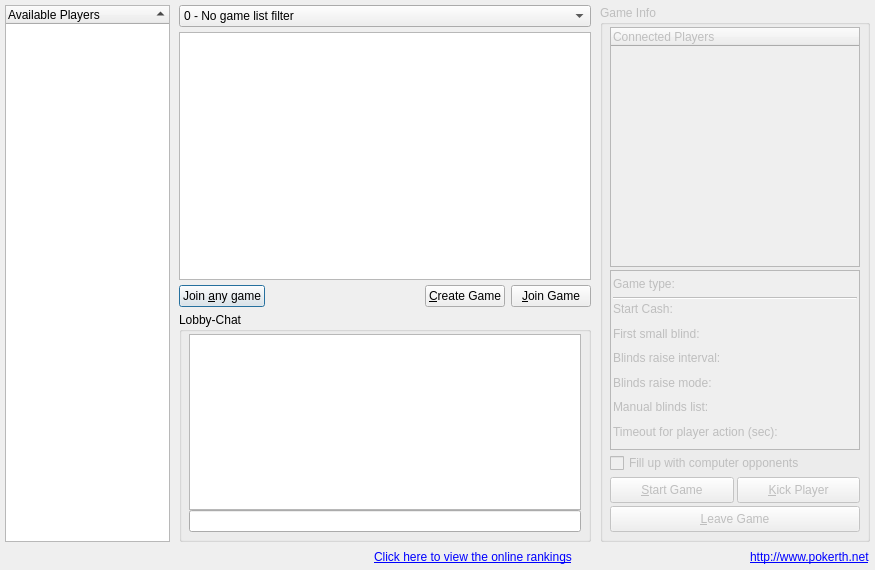
Before: the Qt Designer form src/gui/qt/gamelobbydialog.ui in pokerth/pokerth, drawn with Qt 5.
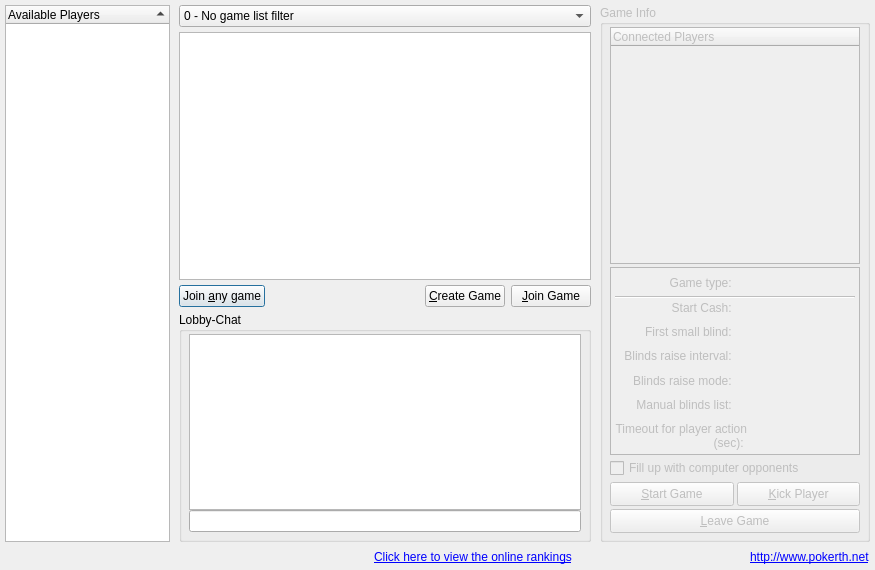
After: the same form once the commit is applied. Icons and pictures are not drawn.

Commit message: lobby game desc. enhancements - wordwrap to avoid horizontal scrolling

```diff
--- a/src/gui/qt/gamelobbydialog.ui
+++ b/src/gui/qt/gamelobbydialog.ui
@@ -375,14 +375,14 @@
        <number>7</number>
       </property>
       <property name="bottomMargin">
-       <number>7</number>
+       <number>6</number>
       </property>
       <item>
        <widget class="QTreeWidget" name="treeWidget_connectedPlayers">
         <property name="minimumSize">
          <size>
           <width>221</width>
-          <height>240</height>
+          <height>237</height>
          </size>
         </property>
         <property name="midLineWidth">
@@ -421,16 +421,76 @@
            <x>0</x>
            <y>0</y>
            <width>248</width>
-           <height>171</height>
+           <height>179</height>
           </rect>
          </property>
          <layout class="QGridLayout" name="gridLayout">
+          <property name="horizontalSpacing">
+           <number>1</number>
+          </property>
           <property name="verticalSpacing">
            <number>2</number>
           </property>
           <property name="margin">
-           <number>2</number>
+           <number>4</number>
           </property>
+          <item row="0" column="0">
+           <layout class="QHBoxLayout" name="horizontalLayout_3">
+            <item>
+             <widget class="QLabel" name="label_gameType">
+              <property name="text">
+               <string>Game type: </string>
+              </property>
+              <property name="alignment">
+               <set>Qt::AlignRight|Qt::AlignTrailing|Qt::AlignVCenter</set>
+              </property>
+              <property name="wordWrap">
+               <bool>true</bool>
+              </property>
+             </widget>
+            </item>
+            <item>
+             <layout class="QHBoxLayout" name="horizontalLayout">
+              <item>
+               <widget class="QLabel" name="label_typeIcon">
+                <property name="minimumSize">
+                 <size>
+                  <width>16</width>
+                  <height>16</height>
+                 </size>
+                </property>
+                <property name="maximumSize">
+                 <size>
+                  <width>16</width>
+                  <height>16</height>
+                 </size>
+                </property>
+                <property name="alignment">
+                 <set>Qt::AlignRight|Qt::AlignTrailing|Qt::AlignVCenter</set>
+                </property>
+               </widget>
+              </item>
+              <item>
+               <widget class="QLabel" name="label_typeText">
+                <property name="text">
+                 <string/>
+                </property>
+                <property name="alignment">
+                 <set>Qt::AlignLeading|Qt::AlignLeft|Qt::AlignVCenter</set>
+                </property>
+               </widget>
+              </item>
+             </layout>
+            </item>
+           </layout>
+          </item>
+          <item row="1" column="0">
+           <widget class="Line" name="line">
+            <property name="orientation">
+             <enum>Qt::Horizontal</enum>
+            </property>
+           </widget>
+          </item>
           <item row="2" column="0">
            <layout class="QHBoxLayout" name="_3">
             <item>
@@ -439,23 +499,20 @@
                <string>Start Cash: </string>
               </property>
               <property name="alignment">
-               <set>Qt::AlignLeading|Qt::AlignLeft|Qt::AlignTop</set>
+               <set>Qt::AlignRight|Qt::AlignTop|Qt::AlignTrailing</set>
+              </property>
+              <property name="wordWrap">
+               <bool>true</bool>
               </property>
              </widget>
             </item>
             <item>
              <widget class="QLabel" name="label_StartCash">
-              <property name="sizePolicy">
-               <sizepolicy hsizetype="Expanding" vsizetype="Preferred">
-                <horstretch>0</horstretch>
-                <verstretch>0</verstretch>
-               </sizepolicy>
-              </property>
               <property name="styleSheet">
                <string notr="true">QLabel { color:rgb(0, 0, 255); }</string>
               </property>
               <property name="alignment">
-               <set>Qt::AlignRight|Qt::AlignTop|Qt::AlignTrailing</set>
+               <set>Qt::AlignLeading|Qt::AlignLeft|Qt::AlignTop</set>
               </property>
              </widget>
             </item>
@@ -469,23 +526,20 @@
                <string>First small blind: </string>
               </property>
               <property name="alignment">
-               <set>Qt::AlignLeading|Qt::AlignLeft|Qt::AlignTop</set>
+               <set>Qt::AlignRight|Qt::AlignTop|Qt::AlignTrailing</set>
+              </property>
+              <property name="wordWrap">
+               <bool>true</bool>
               </property>
              </widget>
             </item>
             <item>
              <widget class="QLabel" name="label_SmallBlind">
-              <property name="sizePolicy">
-               <sizepolicy hsizetype="Expanding" vsizetype="Preferred">
-                <horstretch>0</horstretch>
-                <verstretch>0</verstretch>
-               </sizepolicy>
-              </property>
               <property name="styleSheet">
                <string notr="true">QLabel { color:rgb(0, 0, 255); }</string>
               </property>
               <property name="alignment">
-               <set>Qt::AlignRight|Qt::AlignTop|Qt::AlignTrailing</set>
+               <set>Qt::AlignLeading|Qt::AlignLeft|Qt::AlignTop</set>
               </property>
              </widget>
             </item>
@@ -499,23 +553,20 @@
                <string>Blinds raise interval: </string>
               </property>
               <property name="alignment">
-               <set>Qt::AlignLeading|Qt::AlignLeft|Qt::AlignTop</set>
+               <set>Qt::AlignRight|Qt::AlignTop|Qt::AlignTrailing</set>
+              </property>
+              <property name="wordWrap">
+               <bool>true</bool>
               </property>
              </widget>
             </item>
             <item>
              <widget class="QLabel" name="label_blindsRaiseIntervall">
-              <property name="sizePolicy">
-               <sizepolicy hsizetype="Expanding" vsizetype="Preferred">
-                <horstretch>0</horstretch>
-                <verstretch>0</verstretch>
-               </sizepolicy>
-              </property>
               <property name="styleSheet">
                <string notr="true">QLabel { color:rgb(0, 0, 255); }</string>
               </property>
               <property name="alignment">
-               <set>Qt::AlignRight|Qt::AlignTop|Qt::AlignTrailing</set>
+               <set>Qt::AlignLeading|Qt::AlignLeft|Qt::AlignTop</set>
               </property>
               <property name="wordWrap">
                <bool>true</bool>
@@ -532,18 +583,15 @@
                <string>Blinds raise mode: </string>
               </property>
               <property name="alignment">
-               <set>Qt::AlignLeading|Qt::AlignLeft|Qt::AlignTop</set>
+               <set>Qt::AlignRight|Qt::AlignTop|Qt::AlignTrailing</set>
+              </property>
+              <property name="wordWrap">
+               <bool>true</bool>
               </property>
              </widget>
             </item>
             <item>
              <widget class="QLabel" name="label_blindsRaiseMode">
-              <property name="sizePolicy">
-               <sizepolicy hsizetype="Expanding" vsizetype="Preferred">
-                <horstretch>0</horstretch>
-                <verstretch>0</verstretch>
-               </sizepolicy>
-              </property>
               <property name="styleSheet">
                <string notr="true">QLabel { color:rgb(0, 0, 255); }</string>
               </property>
@@ -551,7 +599,7 @@
                <string/>
               </property>
               <property name="alignment">
-               <set>Qt::AlignRight|Qt::AlignTop|Qt::AlignTrailing</set>
+               <set>Qt::AlignLeading|Qt::AlignLeft|Qt::AlignTop</set>
               </property>
               <property name="wordWrap">
                <bool>true</bool>
@@ -565,21 +613,18 @@
             <item>
              <widget class="QLabel" name="label_gameDesc6">
               <property name="text">
-               <string>Manual blinds list:</string>
+               <string>Manual blinds list: </string>
               </property>
               <property name="alignment">
-               <set>Qt::AlignLeading|Qt::AlignLeft|Qt::AlignTop</set>
+               <set>Qt::AlignRight|Qt::AlignTop|Qt::AlignTrailing</set>
+              </property>
+              <property name="wordWrap">
+               <bool>true</bool>
               </property>
              </widget>
             </item>
             <item>
              <widget class="QLabel" name="label_blindsList">
-              <property name="sizePolicy">
-               <sizepolicy hsizetype="Expanding" vsizetype="Preferred">
-                <horstretch>0</horstretch>
-                <verstretch>0</verstretch>
-               </sizepolicy>
-              </property>
               <property name="styleSheet">
                <string notr="true">QLabel { color:rgb(0, 0, 255); }</string>
               </property>
@@ -587,7 +632,7 @@
                <string/>
               </property>
               <property name="alignment">
-               <set>Qt::AlignRight|Qt::AlignTop|Qt::AlignTrailing</set>
+               <set>Qt::AlignLeading|Qt::AlignLeft|Qt::AlignTop</set>
               </property>
               <property name="wordWrap">
                <bool>true</bool>
@@ -604,75 +649,26 @@
                <string>Timeout for player action (sec): </string>
               </property>
               <property name="alignment">
-               <set>Qt::AlignLeading|Qt::AlignLeft|Qt::AlignTop</set>
+               <set>Qt::AlignRight|Qt::AlignTop|Qt::AlignTrailing</set>
+              </property>
+              <property name="wordWrap">
+               <bool>true</bool>
               </property>
              </widget>
             </item>
             <item>
              <widget class="QLabel" name="label_TimeoutForPlayerAction">
-              <property name="sizePolicy">
-               <sizepolicy hsizetype="Expanding" vsizetype="Preferred">
-                <horstretch>0</horstretch>
-                <verstretch>0</verstretch>
-               </sizepolicy>
-              </property>
               <property name="styleSheet">
                <string notr="true">QLabel { color:rgb(0, 0, 255); }</string>
               </property>
               <property name="alignment">
-               <set>Qt::AlignRight|Qt::AlignTop|Qt::AlignTrailing</set>
+               <set>Qt::AlignLeading|Qt::AlignLeft|Qt::AlignTop</set>
               </property>
-             </widget>
-            </item>
-           </layout>
-          </item>
-          <item row="0" column="0">
-           <layout class="QHBoxLayout" name="horizontalLayout">
-            <item>
-             <widget class="QLabel" name="label_gameType">
-              <property name="sizePolicy">
-               <sizepolicy hsizetype="Minimum" vsizetype="Preferred">
-                <horstretch>0</horstretch>
-                <verstretch>0</verstretch>
-               </sizepolicy>
+              <property name="wordWrap">
+               <bool>true</bool>
               </property>
-              <property name="text">
-               <string>Game type:</string>
-              </property>
-              <property name="alignment">
-               <set>Qt::AlignLeading|Qt::AlignLeft|Qt::AlignVCenter</set>
-              </property>
              </widget>
             </item>
-            <item>
-             <widget class="QLabel" name="label_typeIcon">
-              <property name="sizePolicy">
-               <sizepolicy hsizetype="MinimumExpanding" vsizetype="Preferred">
-                <horstretch>0</horstretch>
-                <verstretch>0</verstretch>
-               </sizepolicy>
-              </property>
-              <property name="alignment">
-               <set>Qt::AlignRight|Qt::AlignTrailing|Qt::AlignVCenter</set>
-              </property>
-             </widget>
-            </item>
-            <item>
-             <widget class="QLabel" name="label_typeText">
-              <property name="sizePolicy">
-               <sizepolicy hsizetype="Minimum" vsizetype="Preferred">
-                <horstretch>0</horstretch>
-                <verstretch>0</verstretch>
-               </sizepolicy>
-              </property>
-              <property name="text">
-               <string/>
-              </property>
-              <property name="alignment">
-               <set>Qt::AlignRight|Qt::AlignTrailing|Qt::AlignVCenter</set>
-              </property>
-             </widget>
-            </item>
            </layout>
           </item>
           <item row="1" column="0">
@@ -748,13 +744,13 @@
           <property name="minimumSize">
            <size>
             <width>0</width>
-            <height>26</height>
+            <height>24</height>
            </size>
           </property>
           <property name="maximumSize">
            <size>
             <width>16777215</width>
-            <height>26</height>
+            <height>24</height>
            </size>
           </property>
           <property name="text">
@@ -777,7 +773,7 @@
           <property name="sizeHint" stdset="0">
            <size>
             <width>0</width>
-            <height>26</height>
+            <height>24</height>
            </size>
           </property>
          </spacer>
@@ -793,13 +789,13 @@
           <property name="minimumSize">
            <size>
             <width>0</width>
-            <height>26</height>
+            <height>24</height>
            </size>
           </property>
           <property name="maximumSize">
            <size>
             <width>16777215</width>
-            <height>26</height>
+            <height>24</height>
            </size>
           </property>
           <property name="text">
@@ -829,7 +825,7 @@
           <property name="sizeHint" stdset="0">
            <size>
             <width>0</width>
-            <height>26</height>
+            <height>24</height>
            </size>
           </property>
          </spacer>
@@ -845,13 +841,13 @@
           <property name="minimumSize">
            <size>
             <width>0</width>
-            <height>26</height>
+            <height>24</height>
            </size>
           </property>
           <property name="maximumSize">
            <size>
             <width>16777215</width>
-            <height>26</height>
+            <height>24</height>
            </size>
           </property>
           <property name="text">
```
Left out of the diff: 7 changed lines with no effect on the pictures.
